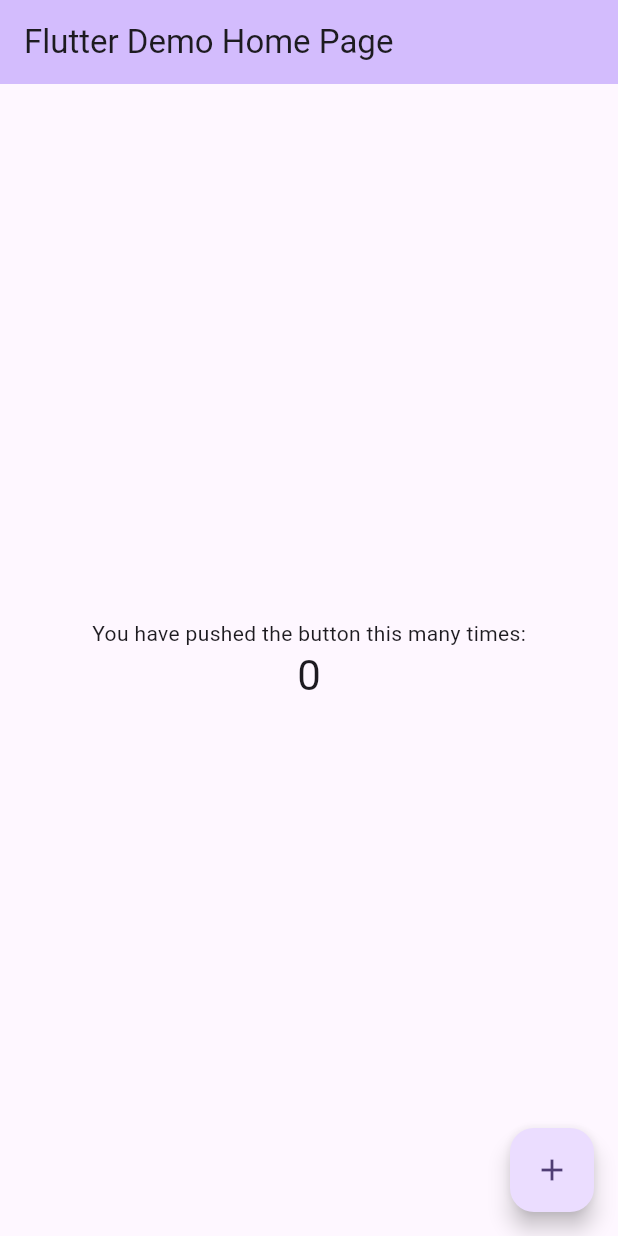
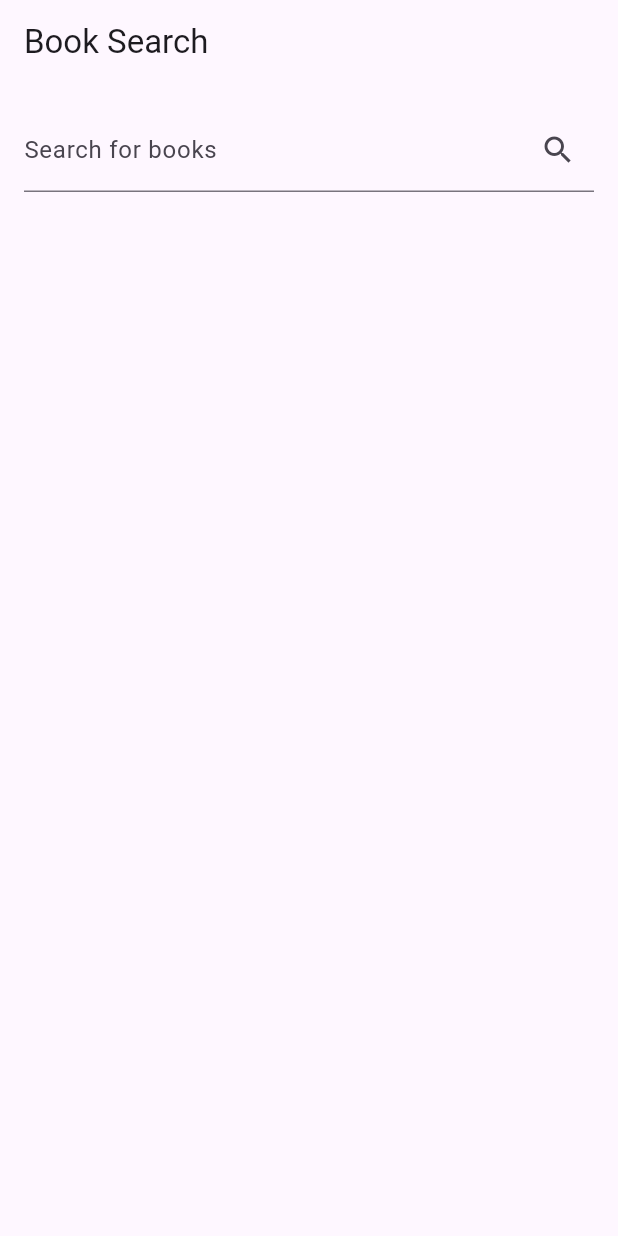
Before and after one commit to DarioCr00/books_app, a Flutter app: the screen it shows after launch, on a phone screen of 412 x 824 dp. Run offline on Flutter 3.47's test engine with Material 3 defaults, Android fonts, the phone set to English and light mode, and no system bars; our stand-ins replace cached_network_image.

Commit message:
first api call and data display

```diff
--- /dev/null
+++ b/lib/controller/main_controller.dart
@@ -0,0 +1,45 @@
+import 'package:prova/utils/api_url.dart';
+import 'package:http/http.dart' as http;
+import 'dart:convert';
+
+class MainController {
+  Future<List<Book>> fetchBooks(String query) async {
+    final url = googleBooksApiUrl(query);
+    print('Fetching books from: $url');
+    final response = await http.get(Uri.parse(url));
+
+    if (response.statusCode == 200) {
+      final data = json.decode(response.body);
+      print('Response data: $data');
+      if (data['items'] != null) {
+        final books = (data['items'] as List).map((item) {
+          final book = Book.fromJson(item['volumeInfo']);
+          print('Book: ${book.title}, Thumbnail: ${book.thumbnail}');
+          return book;
+        }).toList();
+        return books;
+      } else {
+        print('No items found in the response');
+      }
+    } else {
+      print('Failed to fetch books. Status code: ${response.statusCode}');
+    }
+    throw Exception('Failed to load books');
+  }
+}
+
+class Book {
+  final String title;
+  final String? subtitle;
+  final String? thumbnail;
+
+  Book({required this.title, this.subtitle, this.thumbnail});
+
+  factory Book.fromJson(Map<String, dynamic> json) {
+    return Book(
+      title: json['title'],
+      subtitle: json['subtitle'],
+      thumbnail: json['imageLinks'] != null ? json['imageLinks']['thumbnail'] : null,
+    );
+  }
+}
--- a/lib/main.dart
+++ b/lib/main.dart
@@ -1,125 +1,112 @@
 import 'package:flutter/material.dart';
+import 'package:prova/controller/main_controller.dart';
+import 'package:cached_network_image/cached_network_image.dart';
 
 void main() {
-  runApp(const MyApp());
+  WidgetsFlutterBinding.ensureInitialized();
+  runApp(MyApp());
 }
 
 class MyApp extends StatelessWidget {
-  const MyApp({super.key});
-
-  // This widget is the root of your application.
   @override
   Widget build(BuildContext context) {
     return MaterialApp(
-      title: 'Flutter Demo',
+      title: 'Book Search',
       theme: ThemeData(
-        // This is the theme of your application.
-        //
-        // TRY THIS: Try running your application with "flutter run". You'll see
-        // the application has a purple toolbar. Then, without quitting the app,
-        // try changing the seedColor in the colorScheme below to Colors.green
-        // and then invoke "hot reload" (save your changes or press the "hot
-        // reload" button in a Flutter-supported IDE, or press "r" if you used
-        // the command line to start the app).
-        //
-        // Notice that the counter didn't reset back to zero; the application
-        // state is not lost during the reload. To reset the state, use hot
-        // restart instead.
-        //
-        // This works for code too, not just values: Most code changes can be
-        // tested with just a hot reload.
-        colorScheme: ColorScheme.fromSeed(seedColor: Colors.deepPurple),
-        useMaterial3: true,
+        primarySwatch: Colors.blue,
       ),
-      home: const MyHomePage(title: 'Flutter Demo Home Page'),
+      home: BookSearchPage(),
     );
   }
 }
 
-class MyHomePage extends StatefulWidget {
-  const MyHomePage({super.key, required this.title});
-
-  // This widget is the home page of your application. It is stateful, meaning
-  // that it has a State object (defined below) that contains fields that affect
-  // how it looks.
-
-  // This class is the configuration for the state. It holds the values (in this
-  // case the title) provided by the parent (in this case the App widget) and
-  // used by the build method of the State. Fields in a Widget subclass are
-  // always marked "final".
-
-  final String title;
-
+class BookSearchPage extends StatefulWidget {
   @override
-  State<MyHomePage> createState() => _MyHomePageState();
+  _BookSearchPageState createState() => _BookSearchPageState();
 }
 
-class _MyHomePageState extends State<MyHomePage> {
-  int _counter = 0;
+class _BookSearchPageState extends State<BookSearchPage> {
+  final MainController _mainController = MainController();
+  final TextEditingController _searchController = TextEditingController();
+  List<Book> _books = [];
+  bool _isLoading = false;
+  String _errorMessage = '';
 
-  void _incrementCounter() {
-    setState(() {
-      // This call to setState tells the Flutter framework that something has
-      // changed in this State, which causes it to rerun the build method below
-      // so that the display can reflect the updated values. If we changed
-      // _counter without calling setState(), then the build method would not be
-      // called again, and so nothing would appear to happen.
-      _counter++;
-    });
+  void _searchBooks() async {
+    final query = _searchController.text;
+    if (query.isNotEmpty) {
+      setState(() {
+        _isLoading = true;
+        _errorMessage = '';
+      });
+
+      try {
+        final books = await _mainController.fetchBooks(query);
+        setState(() {
+          _books = books;
+          _isLoading = false;
+        });
+      } catch (e) {
+        setState(() {
+          _errorMessage = e.toString();
+          _isLoading = false;
+        });
+      }
+    }
   }
 
   @override
   Widget build(BuildContext context) {
-    // This method is rerun every time setState is called, for instance as done
-    // by the _incrementCounter method above.
-    //
-    // The Flutter framework has been optimized to make rerunning build methods
-    // fast, so that you can just rebuild anything that needs updating rather
-    // than having to individually change instances of widgets.
     return Scaffold(
       appBar: AppBar(
-        // TRY THIS: Try changing the color here to a specific color (to
-        // Colors.amber, perhaps?) and trigger a hot reload to see the AppBar
-        // change color while the other colors stay the same.
-        backgroundColor: Theme.of(context).colorScheme.inversePrimary,
-        // Here we take the value from the MyHomePage object that was created by
-        // the App.build method, and use it to set our appbar title.
-        title: Text(widget.title),
+        title: Text('Book Search'),
       ),
-      body: Center(
-        // Center is a layout widget. It takes a single child and positions it
-        // in the middle of the parent.
+      body: Padding(
+        padding: EdgeInsets.all(16.0),
         child: Column(
-          // Column is also a layout widget. It takes a list of children and
-          // arranges them vertically. By default, it sizes itself to fit its
-          // children horizontally, and tries to be as tall as its parent.
-          //
-          // Column has various properties to control how it sizes itself and
-          // how it positions its children. Here we use mainAxisAlignment to
-          // center the children vertically; the main axis here is the vertical
-          // axis because Columns are vertical (the cross axis would be
-          // horizontal).
-          //
-          // TRY THIS: Invoke "debug painting" (choose the "Toggle Debug Paint"
-          // action in the IDE, or press "p" in the console), to see the
-          // wireframe for each widget.
-          mainAxisAlignment: MainAxisAlignment.center,
-          children: <Widget>[
-            const Text(
-              'You have pushed the button this many times:',
+          children: [
+            TextField(
+              controller: _searchController,
+              decoration: InputDecoration(
+                labelText: 'Search for books',
+                suffixIcon: IconButton(
+                  icon: Icon(Icons.search),
+                  onPressed: _searchBooks,
+                ),
+              ),
             ),
-            Text(
-              '$_counter',
-              style: Theme.of(context).textTheme.headlineMedium,
-            ),
+            SizedBox(height: 20),
+            if (_isLoading)
+              CircularProgressIndicator()
+            else if (_errorMessage.isNotEmpty)
+              Text(_errorMessage, style: TextStyle(color: Colors.red))
+            else
+              Expanded(
+                child: ListView.builder(
+                  itemCount: _books.length,
+                  itemBuilder: (context, index) {
+                    final book = _books[index];
+                    final thumbnailUrl = book.thumbnail;
+                    return ListTile(
+                      leading: thumbnailUrl != null
+                          ? CachedNetworkImage(
+                              imageUrl: thumbnailUrl,
+                              placeholder: (context, url) => CircularProgressIndicator(),
+                              errorWidget: (context, url, error) {
+                                print('Error loading image: $thumbnailUrl');
+                                return Icon(Icons.error);
+                              },
+                            )
+                          : Icon(Icons.book),
+                      title: Text(book.title),
+                      subtitle: Text(book.subtitle ?? ''),
+                    );
+                  },
+                ),
+              ),
           ],
         ),
       ),
-      floatingActionButton: FloatingActionButton(
-        onPressed: _incrementCounter,
-        tooltip: 'Increment',
-        child: const Icon(Icons.add),
-      ), // This trailing comma makes auto-formatting nicer for build methods.
     );
   }
 }
--- a/lib/utils/api_url.dart
+++ b/lib/utils/api_url.dart
@@ -1,7 +1,7 @@
 import 'package:prova/api/api_key.dart';
 
 String googleBooksApiUrl(String query) {
-  final String baseUrl = "https://www.google.com/books/v1/volumes";
-  final String fields = "items(volumeInfo(title,authors,publisher,publishedDate,description,pageCount,categories,averageRating,ratingCount,imageLinks,language))";
+  final String baseUrl = "https://www.googleapis.com/books/v1/volumes";
+  final String fields = "items(volumeInfo(title,subtitle,authors,publisher,publishedDate,description,pageCount,categories,imageLinks,language))";
   return "$baseUrl?q=$query&fields=$fields&key=$apiKey";
 }
--- a/pubspec.yaml
+++ b/pubspec.yaml
@@ -29,6 +29,7 @@ environment:
 # versions available, run `flutter pub outdated`.
 dependencies:
   books_finder: ^4.4.0
+  cached_network_image: ^3.3.1
   cupertino_icons: ^1.0.6
   flutter:
     sdk: flutter
```
Also changed, not shown: pubspec.lock, 2 other files.
